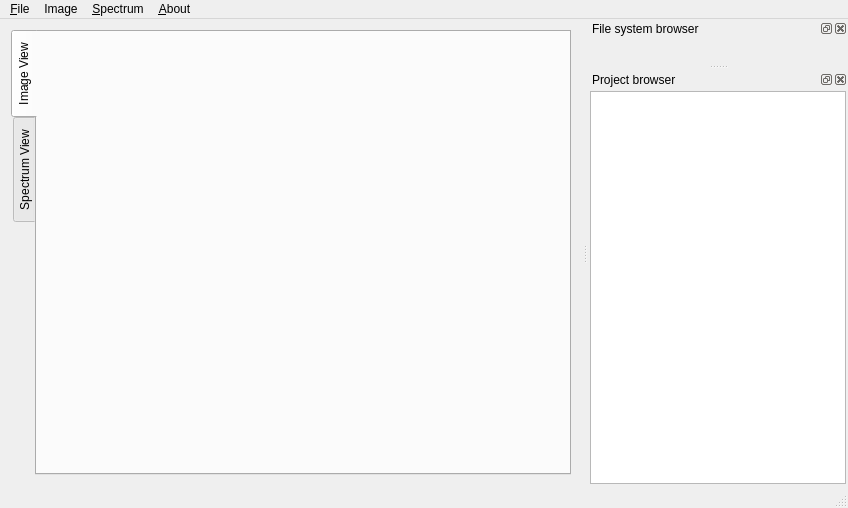
This is RixsTool/ui/mainwindow.ui in kif/RixsTool as Qt 5 draws it before an edit. The edited form follows.
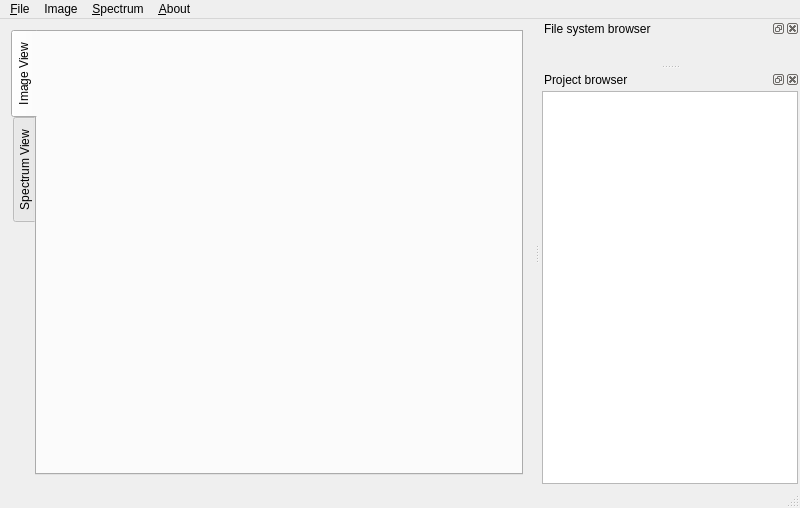
This is the edited form. Custom widgets are drawn as their Qt base class.

Commit message: Moved DirTree and FileSystemBrowser to RixsTool/widgets/FileSystemBrowser

Diff of the .ui file:
```diff
--- a/RixsTool/ui/mainwindow.ui
+++ b/RixsTool/ui/mainwindow.ui
@@ -6,7 +6,7 @@
    <rect>
     <x>0</x>
     <y>0</y>
-    <width>848</width>
+    <width>800</width>
     <height>508</height>
    </rect>
   </property>
@@ -64,7 +64,7 @@
     <rect>
      <x>0</x>
      <y>0</y>
-     <width>848</width>
+     <width>800</width>
      <height>24</height>
     </rect>
    </property>
```
Left out of the diff: 9 changed lines with no effect on the pictures. The commit also changes 3 other files.
